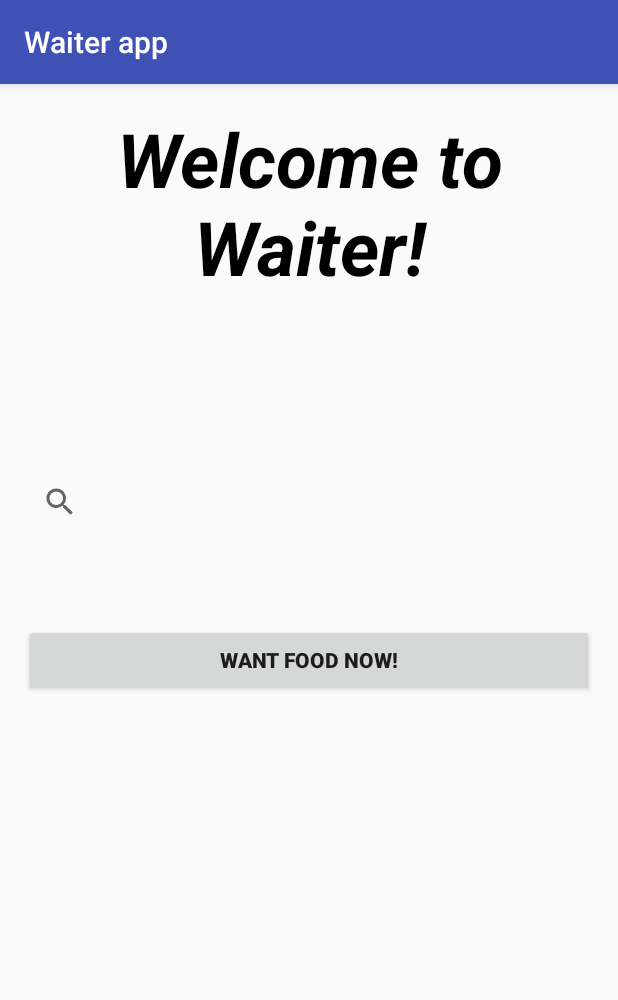
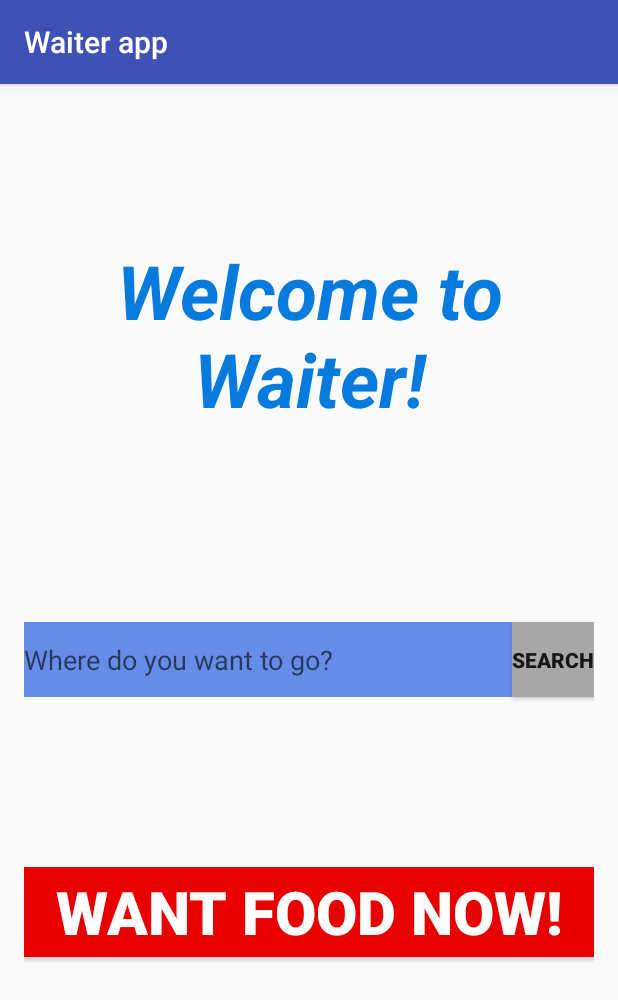
Before and after one commit to phatmike/Waiter, an Android app: the screen it shows after launch (WaiterList), on a phone screen of 412 x 824 dp. Shown: the top 1000 px of the screen. Run offline under Robolectric (Android 15) with nearby library versions, the phone set to English and light mode, and no system bars.

Commit message:
transfer laptop

```diff
--- a/Waiterapp/app/build.gradle
+++ b/Waiterapp/app/build.gradle
@@ -3,6 +3,7 @@ apply plugin: 'com.android.application'
 android {
     compileSdkVersion 23
     buildToolsVersion "19.1.0"
+
 
     defaultConfig {
         applicationId "com.example.jayempeesee.waiterapp"
@@ -16,6 +17,9 @@ android {
             minifyEnabled false
             proguardFiles getDefaultProguardFile('proguard-android.txt'), 'proguard-rules.pro'
         }
+        debug{
+            debuggable true
+        }
     }
 }
 
--- a/Waiterapp/app/src/main/AndroidManifest.xml
+++ b/Waiterapp/app/src/main/AndroidManifest.xml
@@ -4,6 +4,7 @@
 
     <application
         android:allowBackup="true"
+        android:debuggable="true"
         android:icon="@mipmap/ic_launcher"
         android:label="@string/app_name"
         android:supportsRtl="true"
@@ -15,7 +16,8 @@
                 <category android:name="android.intent.category.LAUNCHER" />
             </intent-filter>
         </activity>
-        <activity android:name=".waiter_list2"></activity>
+        <activity android:name=".waiter_list2" />
+        <activity android:name=".search_waiter"></activity>
     </application>
 
 </manifest>
--- a/Waiterapp/app/src/main/java/com/example/jayempeesee/waiterapp/WaiterList.java
+++ b/Waiterapp/app/src/main/java/com/example/jayempeesee/waiterapp/WaiterList.java
@@ -3,33 +3,55 @@ package com.example.jayempeesee.waiterapp;
 import android.content.Intent;
 import android.support.v7.app.AppCompatActivity;
 import android.os.Bundle;
+import android.util.Log;
+import android.view.KeyEvent;
 import android.view.View;
+import android.view.inputmethod.EditorInfo;
 import android.widget.Button;
-
+import android.widget.EditText;
+import android.widget.TextView;
 import java.lang.Object;
 
 public class WaiterList extends AppCompatActivity {
 
+
+    EditText editText;
+    Button mButton;
     @Override
     protected void onCreate(Bundle savedInstanceState) {
         super.onCreate(savedInstanceState);
         setContentView(R.layout.activity_waiter_list);
 
+        mButton = (Button) findViewById(R.id.button2);
+        editText = (EditText) findViewById(R.id.searchView);
+
+        mButton.setOnClickListener(new View.OnClickListener() {
+            public void onClick(View view) {
+                Log.v("EditText", editText.getText().toString());
+            }
+        });
+
+        Button goToSearch = (Button) findViewById(R.id.button2);
+        goToSearch.setOnClickListener(new View.OnClickListener() {
+            public void onClick(View view2) {
+                Intent intentSearch = new Intent(WaiterList.this, search_waiter.class);
+                startActivity(intentSearch);
+            }
+        });
 
 
         Button goToList = (Button) findViewById(R.id.button);
         goToList.setOnClickListener(new View.OnClickListener() {
-
-
-            @Override
             public void onClick(View view) {
                 Intent intent = new Intent(WaiterList.this, waiter_list2.class);
                 startActivity(intent);
 
 
-
             }
         });
+
+        EditText editText;
+        Button mButton;
+
     }
-
 }
--- a/Waiterapp/app/src/main/res/layout/activity_waiter_list.xml
+++ b/Waiterapp/app/src/main/res/layout/activity_waiter_list.xml
@@ -10,44 +10,60 @@
     tools:context="com.example.jayempeesee.waiterapp.WaiterList">
 
     <Button
-        android:layout_width="wrap_content"
-        android:layout_height="wrap_content"
+        android:layout_width="match_parent"
+        android:layout_height="60dp"
         android:text="@string/Do"
         android:id="@+id/button"
-        android:layout_centerVertical="true"
+        android:textStyle="bold"
+        android:textSize="40dp"
+        android:onClick="setContentView"
+        android:textColor="#FFFF"
+        android:background="#e80000"
+        android:layout_alignParentBottom="true"
         android:layout_alignParentLeft="true"
         android:layout_alignParentStart="true"
-        android:layout_alignParentRight="true"
-        android:layout_alignParentEnd="true"
-        android:textStyle="bold"
-        android:onClick="setContentView" />
-
-    <SearchView
-        android:layout_width="wrap_content"
-        android:layout_height="wrap_content"
-        android:id="@+id/searchView"
-        android:hint="@string/Where"
-        android:layout_above="@+id/button"
-        android:layout_alignParentRight="true"
-        android:layout_alignParentEnd="true"
-        android:layout_marginBottom="57dp"
-        android:layout_alignParentLeft="true"
-        android:layout_alignParentStart="true"
-        android:onClick="setContentView" />
+        android:layout_marginBottom="170dp" />
 
     <TextView
         android:layout_width="match_parent"
         android:layout_height="wrap_content"
         android:text="Welcome to Waiter!"
         android:id="@+id/textView"
-        android:layout_centerHorizontal="true"
-        android:layout_alignParentTop="true"
         android:textStyle="bold|normal|italic"
-        android:layout_above="@+id/searchView"
-        android:layout_alignParentBottom="false"
-        android:layout_alignParentLeft="true"
         android:textSize="50dp"
         android:textAlignment="center"
-        android:textColor="#000000" />
+        android:textColor="#067bdd"
+        android:layout_alignParentTop="true"
+        android:layout_alignParentLeft="true"
+        android:layout_alignParentStart="true"
+        android:layout_marginTop="88dp" />
+
+    <Button
+        style="?android:attr/buttonStyleSmall"
+        android:layout_width="wrap_content"
+        android:layout_height="50dp"
+        android:text="@string/search"
+        android:textStyle="bold"
+        android:id="@+id/button2"
+        android:background="#a7a7a7"
+        android:layout_alignTop="@+id/searchView"
+        android:layout_alignRight="@+id/button"
+        android:layout_alignEnd="@+id/button"
+        android:layout_alignBottom="@+id/searchView" />
+
+    <EditText
+        android:layout_width="wrap_content"
+        android:layout_height="50dp"
+        android:id="@+id/searchView"
+        android:hint="@string/Where"
+        android:inputType="text"
+        android:onClick="setContentView"
+        android:layout_centerVertical="true"
+        android:layout_alignParentRight="true"
+        android:layout_alignParentEnd="true"
+        android:layout_alignParentLeft="true"
+        android:layout_alignParentStart="true"
+        android:background="#658de8" />
+
 
 </RelativeLayout>
--- a/Waiterapp/app/src/main/res/values/strings.xml
+++ b/Waiterapp/app/src/main/res/values/strings.xml
@@ -3,4 +3,5 @@
     <string name="Where">Where do you want to go?</string>
     <string name="Do">Want Food Now!</string>
     <string name="editText">YAYAYAYAYAYAYAYAYAYAYAYAYAAY!!!!</string>
+    <string name="search">Search</string>
 </resources>
```
Also changed, not shown: Waiterapp/app/src/main/java/com/example/jayempeesee/waiterapp/search_waiter.java (added, +52 -0 lines), Waiterapp/app/src/main/res/layout/activity_search_waiter.xml (added, +19 -0 lines).
